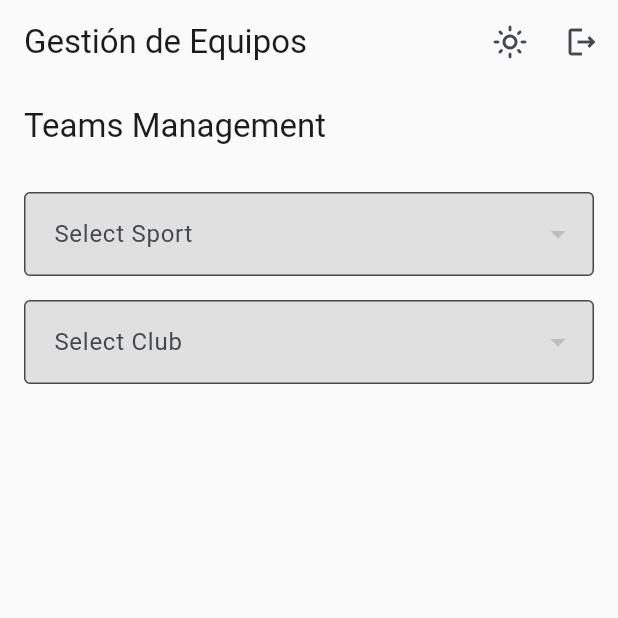
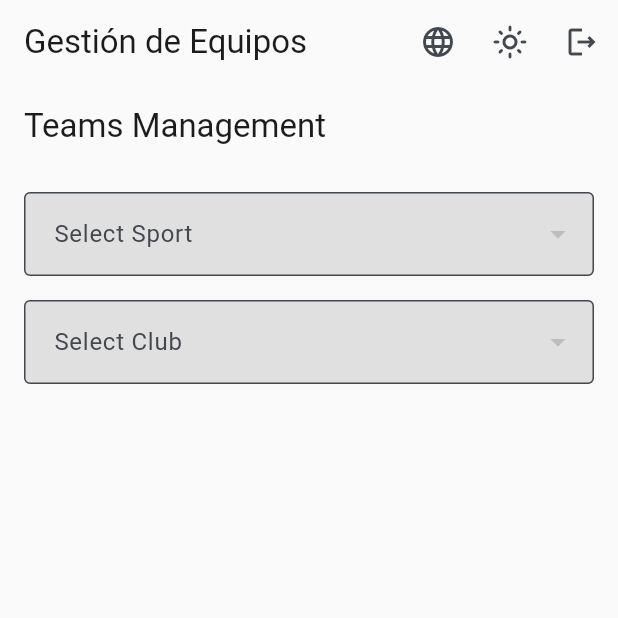
Before and after one commit to SantiagoKirylukMaclean/sport-tech-app, a Flutter app: the AdminTeamsPage screen opened by its route, on a phone screen of 412 x 824 dp, the top half of it. Run offline on Flutter 3.47's test engine with Material 3 defaults, Android fonts, the phone set to English and light mode, and no system bars; our stand-ins replace equatable, flutter_riverpod, go_router, shared_preferences, supabase_flutter; accounts and stored records are empty; generated files the repository leaves out were written again; statements that could not run were skipped.

Commit message:
feat: add language selector with persistence

```diff
--- a/lib/main.dart
+++ b/lib/main.dart
@@ -3,6 +3,7 @@
 import 'package:flutter/material.dart';
 import 'package:flutter_localizations/flutter_localizations.dart';
 import 'package:flutter_riverpod/flutter_riverpod.dart';
+import 'package:sport_tech_app/application/locale/locale_provider.dart';
 import 'package:sport_tech_app/config/supabase_config.dart';
 import 'package:sport_tech_app/config/theme/app_theme.dart';
 import 'package:sport_tech_app/config/theme/theme_provider.dart';
@@ -31,6 +32,7 @@ class SportTechApp extends ConsumerWidget {
   Widget build(BuildContext context, WidgetRef ref) {
     final router = ref.watch(routerProvider);
     final themeMode = ref.watch(themeModeProvider);
+    final locale = ref.watch(localeProvider);
 
     return MaterialApp.router(
       title: 'Sport Tech',
@@ -45,6 +47,7 @@ class SportTechApp extends ConsumerWidget {
       routerConfig: router,
 
       // Localization
+      locale: locale,
       localizationsDelegates: const [
         AppLocalizations.delegate,
         GlobalMaterialLocalizations.delegate,
--- a/lib/presentation/app/scaffold/app_scaffold.dart
+++ b/lib/presentation/app/scaffold/app_scaffold.dart
@@ -5,9 +5,11 @@ import 'package:flutter_riverpod/flutter_riverpod.dart';
 import 'package:go_router/go_router.dart';
 import 'package:sport_tech_app/application/auth/auth_notifier.dart';
 import 'package:sport_tech_app/application/auth/auth_state.dart';
+import 'package:sport_tech_app/application/locale/locale_provider.dart';
 import 'package:sport_tech_app/config/theme/theme_provider.dart';
 import 'package:sport_tech_app/core/constants/app_constants.dart';
 import 'package:sport_tech_app/presentation/app/scaffold/navigation_item.dart';
+import 'package:flutter_gen/gen_l10n/app_localizations.dart';
 
 class AppScaffold extends ConsumerWidget {
   final Widget child;
@@ -54,6 +56,15 @@ class AppScaffold extends ConsumerWidget {
                     child: Column(
                       mainAxisSize: MainAxisSize.min,
                       children: [
+                        // Language toggle button
+                        IconButton(
+                          icon: const Icon(Icons.language_outlined),
+                          onPressed: () {
+                            ref.read(localeProvider.notifier).toggleLocale();
+                          },
+                          tooltip: AppLocalizations.of(context)?.language ?? 'Language',
+                        ),
+                        const SizedBox(height: 8),
                         // Theme toggle button
                         IconButton(
                           icon: Icon(
@@ -64,7 +75,7 @@ class AppScaffold extends ConsumerWidget {
                           onPressed: () {
                             ref.read(themeModeProvider.notifier).toggle();
                           },
-                          tooltip: 'Toggle theme',
+                          tooltip: AppLocalizations.of(context)?.toggleTheme ?? 'Toggle theme',
                         ),
                         const SizedBox(height: 8),
                         // Logout button
@@ -73,7 +84,7 @@ class AppScaffold extends ConsumerWidget {
                           onPressed: () {
                             ref.read(authNotifierProvider.notifier).signOut();
                           },
-                          tooltip: 'Logout',
+                          tooltip: AppLocalizations.of(context)?.logout ?? 'Logout',
                         ),
                       ],
                     ),
@@ -105,6 +116,14 @@ class AppScaffold extends ConsumerWidget {
       appBar: AppBar(
         title: Text(_getPageTitle(currentLocation)),
         actions: [
+          // Language toggle
+          IconButton(
+            icon: const Icon(Icons.language_outlined),
+            onPressed: () {
+              ref.read(localeProvider.notifier).toggleLocale();
+            },
+            tooltip: AppLocalizations.of(context)?.language ?? 'Language',
+          ),
           // Theme toggle
           IconButton(
             icon: Icon(
@@ -115,6 +134,7 @@ class AppScaffold extends ConsumerWidget {
             onPressed: () {
               ref.read(themeModeProvider.notifier).toggle();
             },
+            tooltip: AppLocalizations.of(context)?.toggleTheme ?? 'Toggle theme',
           ),
           // Logout
           IconButton(
@@ -122,6 +142,7 @@ class AppScaffold extends ConsumerWidget {
             onPressed: () {
               ref.read(authNotifierProvider.notifier).signOut();
             },
+            tooltip: AppLocalizations.of(context)?.logout ?? 'Logout',
           ),
         ],
       ),
--- a/pubspec.yaml
+++ b/pubspec.yaml
@@ -33,6 +33,7 @@ dependencies:
   freezed_annotation: ^2.4.1
   json_annotation: ^4.9.0
   uuid: ^4.5.1
+  shared_preferences: ^2.2.2
 
 dev_dependencies:
   flutter_test:
```
Also changed, not shown: lib/application/locale/locale_provider.dart (added, +68 -0 lines).
